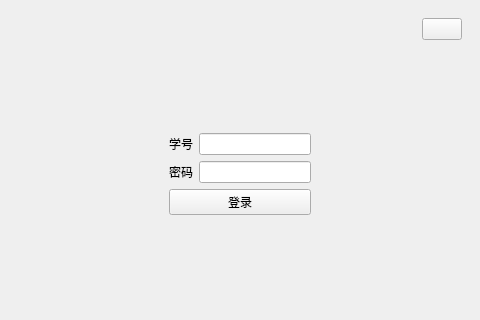
The window that Login_Window_UI.ui (MIkumikumi0116/WHUT-Helper) describes before a commit, drawn with Qt 5.
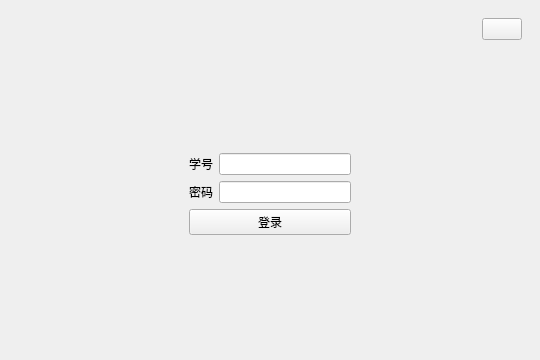
The same window after the commit. Icons and pictures are not drawn.

Patch:
```diff
--- a/Login_Window_UI.ui
+++ b/Login_Window_UI.ui
@@ -9,8 +9,8 @@
    <rect>
     <x>0</x>
     <y>0</y>
-    <width>480</width>
-    <height>320</height>
+    <width>540</width>
+    <height>360</height>
    </rect>
   </property>
   <property name="windowTitle">
```
